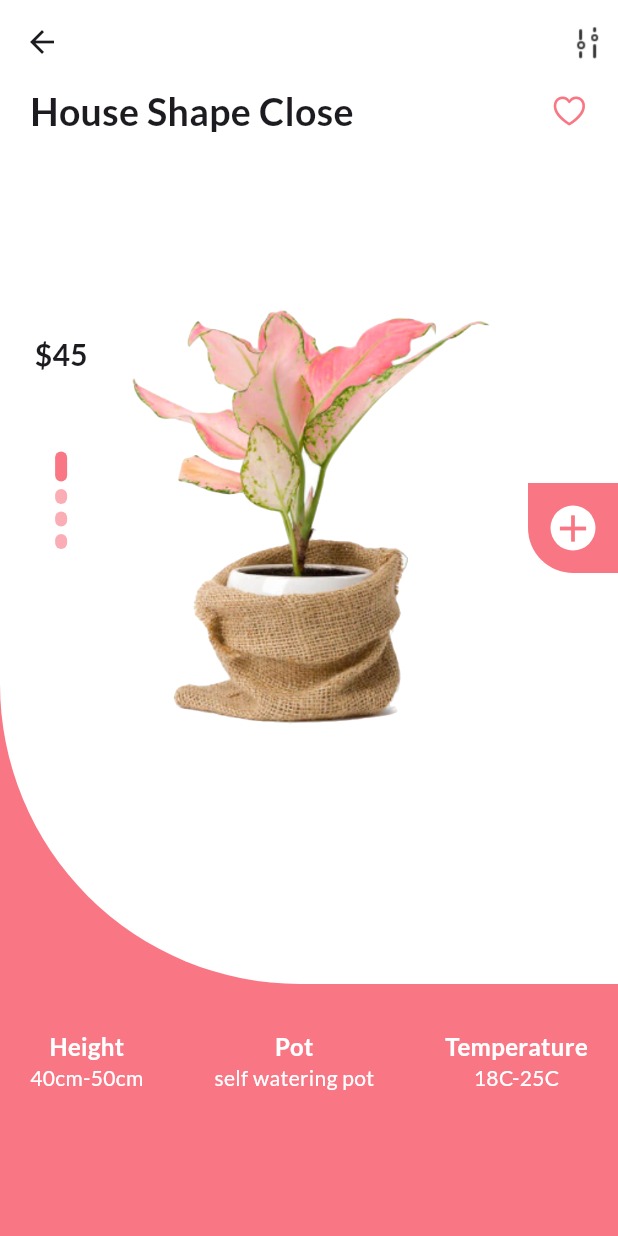
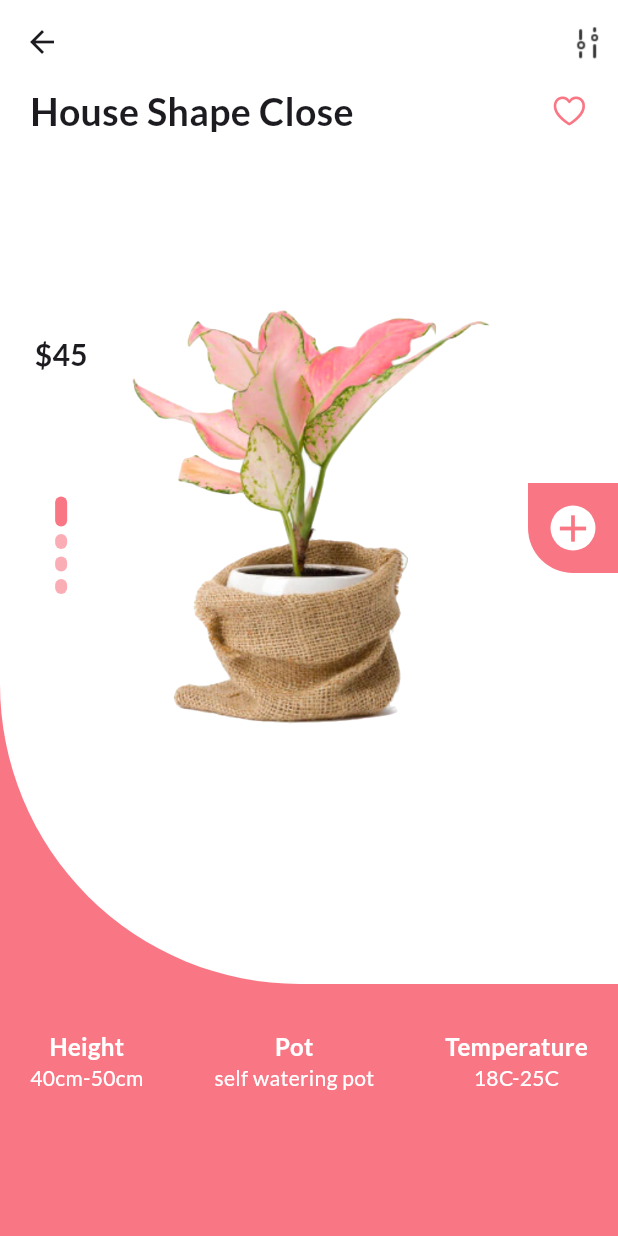
Before and after one commit to AbuRasel9/ui-design, a Flutter app: the screen it shows after launch, after a tap on "House Shape Close", on a phone screen of 412 x 824 dp. Run offline on Flutter 3.47's test engine with Material 3 defaults, Android fonts, the phone set to English and light mode, and no system bars; our stand-ins replace google_fonts.

Commit message:
details screen done

```diff
--- a/lib/view/details_screen.dart
+++ b/lib/view/details_screen.dart
@@ -98,7 +98,7 @@ class _DetailsScreenState extends State<DetailsScreen> {
                               ),
                             ),
                             const SizedBox(
-                              height: 50,
+                              height: 80,
                             ),
                             Container(
                               height: 20,
```
